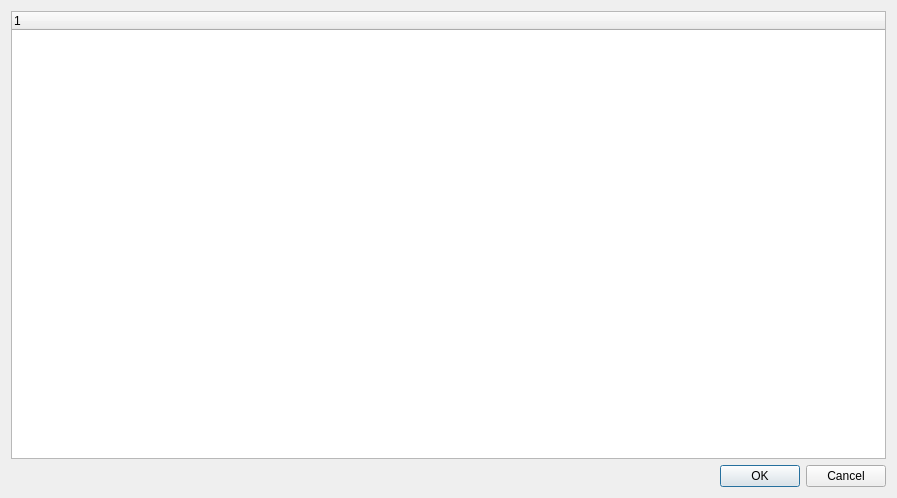
First picture: the form in src/components/Core/ComponentViewerDialog.ui, repository nedrysoft/pingnoo, before the edit.
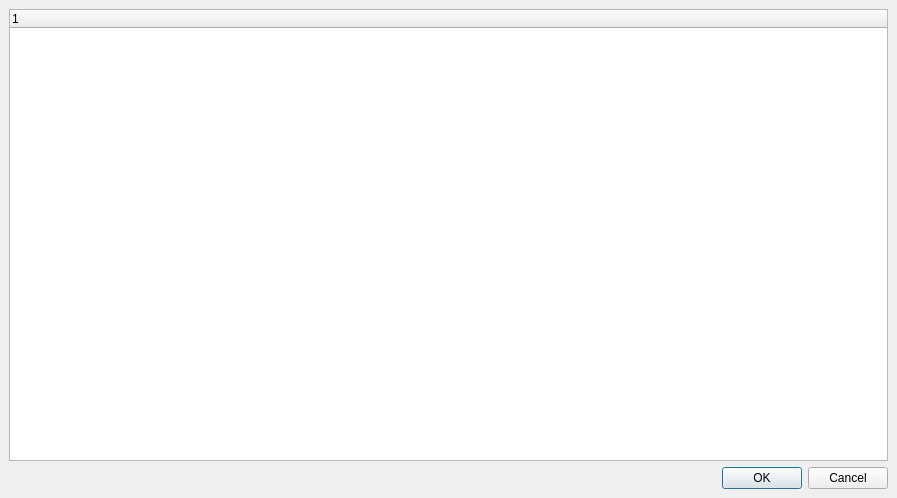
Second picture: the form after the edit.

Commit message:
wip: component loader+dialog & about
component detail dialog now implemented to view loaded components and detailed information
loader now doesn't load components marked as disabled (dialog used to disable them)
added about dialog
fixed menu action system so that actions in the global context are used if no specific action for the current context is available..

```diff
--- a/src/components/Core/ComponentViewerDialog.ui
+++ b/src/components/Core/ComponentViewerDialog.ui
@@ -14,6 +14,18 @@
    <string>Components</string>
   </property>
   <layout class="QGridLayout" name="gridLayout">
+   <property name="leftMargin">
+    <number>9</number>
+   </property>
+   <property name="topMargin">
+    <number>9</number>
+   </property>
+   <property name="rightMargin">
+    <number>9</number>
+   </property>
+   <property name="bottomMargin">
+    <number>9</number>
+   </property>
    <item row="0" column="0">
     <widget class="QTreeWidget" name="componentsTreeWidget">
      <attribute name="headerVisible">
```
The commit also changes 17 other files.
